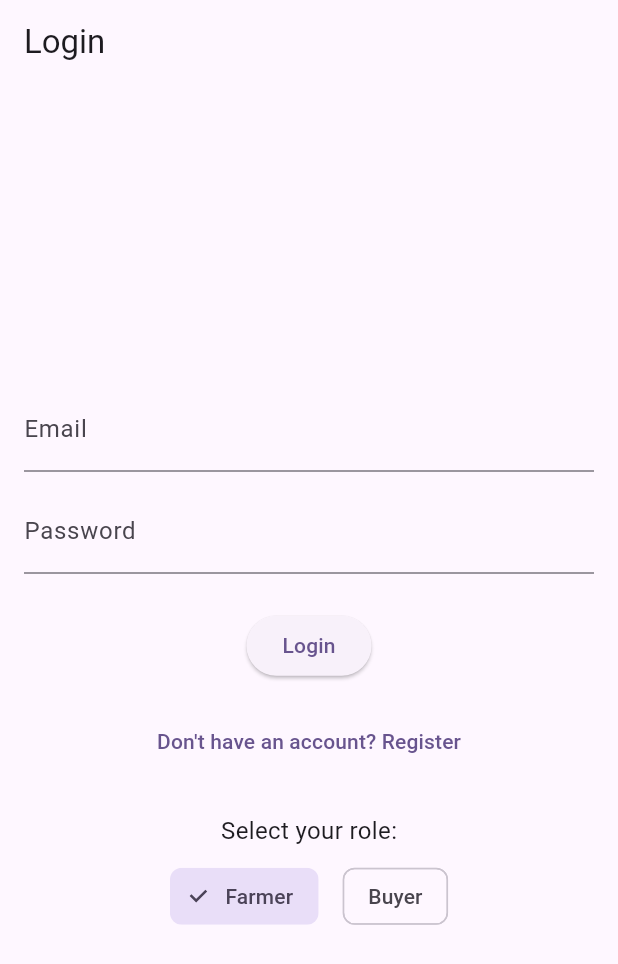
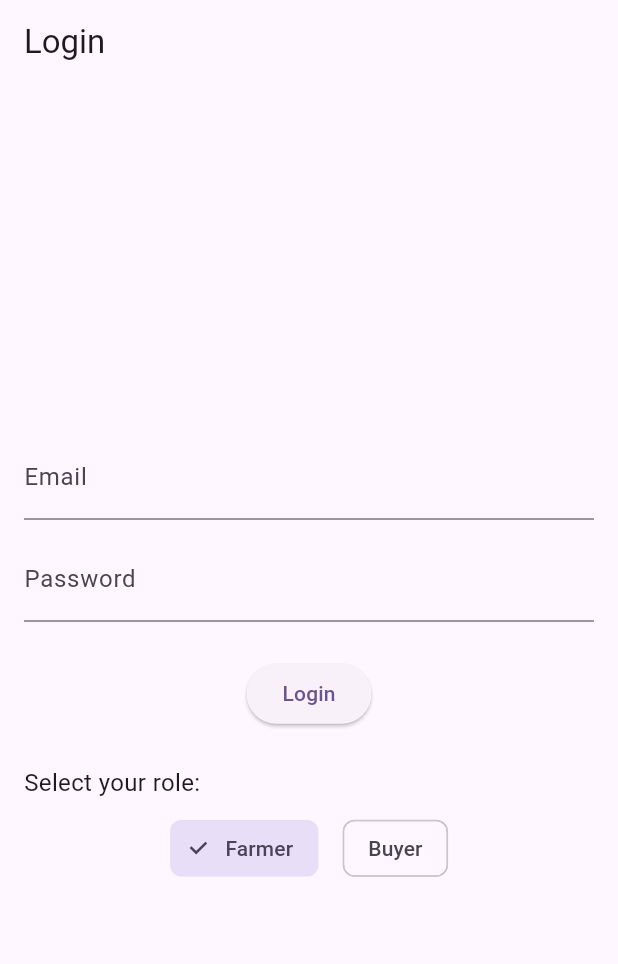
Before and after one commit to pradeepkarth/Agrokart, a Flutter app: the screen it shows after launch, on a phone screen of 412 x 824 dp. Shown: the top 964 px of the screen. Run offline on Flutter 3.47's test engine with Material 3 defaults, Android fonts, the phone set to English and light mode, and no system bars; our stand-ins replace go_router.

Commit message:
refactor: SOC on auth screen

```diff
--- a/lib/presentation/auth/auth_screen.dart
+++ b/lib/presentation/auth/auth_screen.dart
@@ -1,4 +1,7 @@
 import 'package:flutter/material.dart';
+import 'package:myapp/presentation/auth/login_form.dart';
+import 'package:myapp/presentation/auth/registration_form.dart';
+import 'package:myapp/presentation/auth/role_selection_chips.dart';
 
 class AuthScreen extends StatefulWidget {
   const AuthScreen({Key? key}) : super(key: key);
@@ -36,6 +39,7 @@ class _AuthScreenState extends State<AuthScreen> {
       print('Email: ${_emailController.text}');
       print('Password: ${_passwordController.text}');
       print('Role: $_selectedRole');
+      // TODO: Navigate to appropriate dashboard based on _selectedRole
     } else {
       // TODO: Implement registration logic
       print('Registration attempt with:');
@@ -44,6 +48,7 @@ class _AuthScreenState extends State<AuthScreen> {
       print('Confirm Password: ${_confirmPasswordController.text}');
       print('Phone: ${_phoneController.text}');
       print('Role: $_selectedRole');
+      // TODO: Navigate to appropriate onboarding screen based on _selectedRole
     }
   }
 
@@ -68,95 +73,30 @@ class _AuthScreenState extends State<AuthScreen> {
           child: Column(
             mainAxisSize: MainAxisSize.min,
             children: [
-              // Email and Password Fields
-              if (_isLogin) ...[
-                TextFormField(
-                  controller: _emailController,
-                  decoration: const InputDecoration(
-                    labelText: 'Email',
-                  ),
-                  keyboardType: TextInputType.emailAddress,
+              // Use LoginForm or RegistrationForm based on _isLogin
+              if (_isLogin)
+                LoginForm(
+                  emailController: _emailController,
+                  passwordController: _passwordController,
+                  onLogin: _authenticate,
+                  onToggleToRegister: _toggleForm,
+                )
+              else
+                RegistrationForm(
+                  emailController: _emailController,
+                  passwordController: _passwordController,
+                  confirmPasswordController: _confirmPasswordController,
+                  phoneController: _phoneController,
+                  onRegister: _authenticate,
+                  onToggleToLogin: _toggleForm,
                 ),
-                const SizedBox(height: 12.0),
-                TextFormField(
-                  controller: _passwordController,
-                  decoration: const InputDecoration(
-                    labelText: 'Password',
-                  ),
-                  obscureText: true,
-                ),
-              ] else ...[
-                TextFormField(
-                  controller: _emailController,
-                  decoration: const InputDecoration(
-                    labelText: 'Email',
-                  ),
-                  keyboardType: TextInputType.emailAddress,
-                ),
-                const SizedBox(height: 12.0),
-                TextFormField(
-                  controller: _passwordController,
-                  decoration: const InputDecoration(
-                    labelText: 'Password',
-                  ),
-                  obscureText: true,
-                ),
-                const SizedBox(height: 12.0),
-                TextFormField(
-                  controller: _confirmPasswordController,
-                  decoration: const InputDecoration(
-                    labelText: 'Confirm Password',
-                  ),
-                  obscureText: true,
-                ),
-                const SizedBox(height: 12.0),
-                TextFormField(
-                  controller: _phoneController,
-                  decoration: const InputDecoration(
-                    labelText: 'Phone Number (Optional)',
-                  ),
-                  keyboardType: TextInputType.phone,
-                ),
-              ],
 
               const SizedBox(height: 24.0),
 
-              ElevatedButton(
-                onPressed: _authenticate,
-                child: Text(_isLogin ? 'Login' : 'Register'),
-              ),
-              const SizedBox(height: 16.0),
-
-              // Toggle between Login and Register
-              TextButton(
-                onPressed: _toggleForm,
-                child: Text(_isLogin
-                    ? 'Don\'t have an account? Register'
-                    : 'Already have an account? Login'),
-              ),
-              const SizedBox(height: 24.0),
-
-              // Placeholder for Role Selection
-              const Text(
-                'Select your role:',
-                style: TextStyle(fontSize: 16.0),
-              ),
-              const SizedBox(height: 8.0),
-              Row(
-                mainAxisAlignment: MainAxisAlignment.center,
-                children: [
-                  ChoiceChip(
-                    label: const Text('Farmer'),
-                    selected: _selectedRole == 'Farmer',
-                    onSelected: (selected) => _selectRole('Farmer'),
-                  ),
-                  const SizedBox(width: 16.0),
-                  ChoiceChip(
-                    label: const Text('Buyer'),
-                    selected: _selectedRole == 'Buyer',
-                    onSelected: (selected) => _selectRole('Buyer'),
-                  ),
-                ],
+              // Use RoleSelectionChips widget
+              RoleSelectionChips(
+                selectedRole: _selectedRole,
+                onRoleSelected: _selectRole,
               ),
             ],
           ),
--- /dev/null
+++ b/lib/presentation/auth/login_form.dart
@@ -0,0 +1,45 @@
+import 'package:flutter/material.dart';
+
+class LoginForm extends StatelessWidget {
+  const LoginForm({
+    Key? key,
+    required this.onLogin,
+    required this.onToggleToRegister,
+ required this.emailController,
+ required this.passwordController,
+  }) : super(key: key);
+
+  final VoidCallback onLogin;
+  final VoidCallback onToggleToRegister;
+  final TextEditingController emailController;
+  final TextEditingController passwordController;
+
+  @override
+  Widget build(BuildContext context) {
+    return Column(
+      mainAxisSize: MainAxisSize.min,
+      children: [
+        TextFormField(
+          controller: emailController,
+          decoration: const InputDecoration(
+            labelText: 'Email',
+          ),
+          keyboardType: TextInputType.emailAddress,
+        ),
+        const SizedBox(height: 12.0),
+        TextFormField(
+          controller: passwordController,
+          decoration: const InputDecoration(
+            labelText: 'Password',
+          ),
+          obscureText: true,
+        ),
+        const SizedBox(height: 24.0),
+        ElevatedButton(
+          onPressed: onLogin,
+          child: const Text('Login'),
+        ),
+      ],
+    );
+  }
+}
--- /dev/null
+++ b/lib/presentation/auth/role_selection_chips.dart
@@ -0,0 +1,50 @@
+import 'package:flutter/material.dart';
+
+class RoleSelectionChips extends StatelessWidget {
+  const RoleSelectionChips({
+    Key? key,
+    required this.selectedRole,
+    required this.onRoleSelected,
+  }) : super(key: key);
+
+  final String selectedRole;
+  final ValueChanged<String> onRoleSelected;
+
+  @override
+  Widget build(BuildContext context) {
+    return Column(
+      crossAxisAlignment: CrossAxisAlignment.start,
+      children: [
+        const Text(
+          'Select your role:',
+          style: TextStyle(fontSize: 16.0),
+        ),
+        const SizedBox(height: 8.0),
+        Row(
+          mainAxisAlignment: MainAxisAlignment.center,
+          children: [
+            ChoiceChip(
+              label: const Text('Farmer'),
+              selected: selectedRole == 'Farmer',
+              onSelected: (selected) {
+                if (selected) {
+                  onRoleSelected('Farmer');
+                }
+              },
+            ),
+            const SizedBox(width: 16.0),
+            ChoiceChip(
+              label: const Text('Buyer'),
+              selected: selectedRole == 'Buyer',
+              onSelected: (selected) {
+                if (selected) {
+                  onRoleSelected('Buyer');
+                }
+              },
+            ),
+          ],
+        ),
+      ],
+    );
+  }
+}
```
Also changed, not shown: lib/presentation/auth/registration_form.dart (added, +62 -0 lines).
